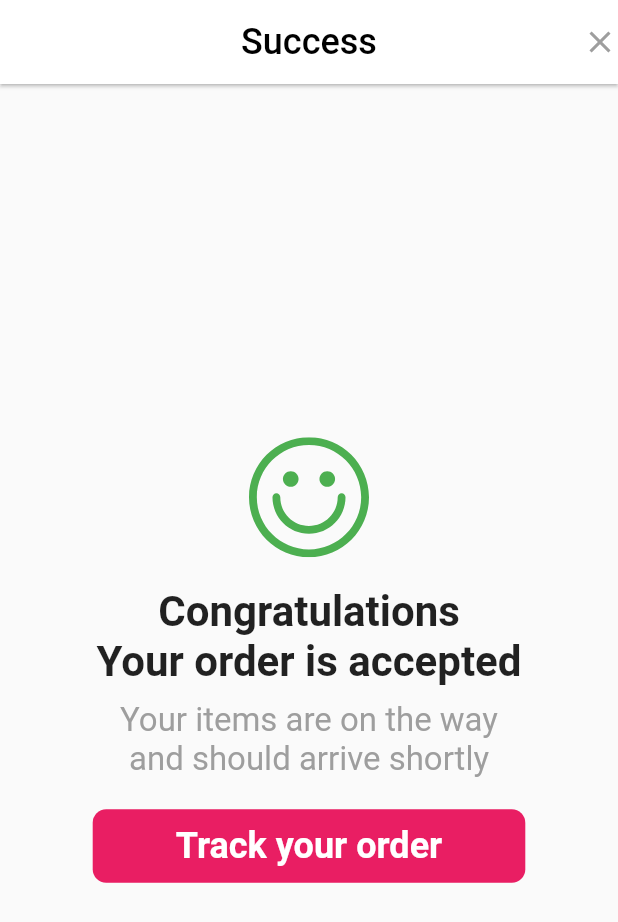
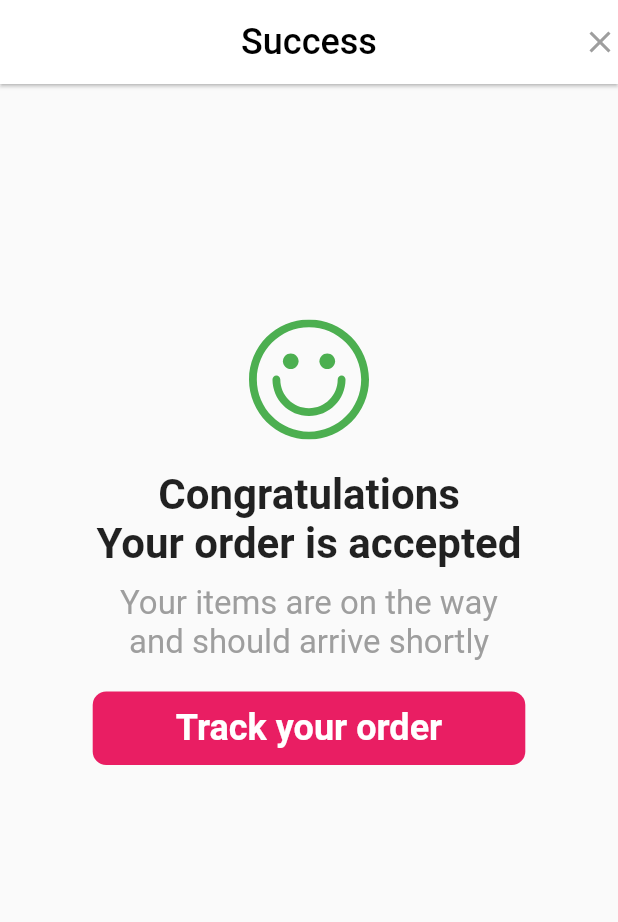
Before and after one commit to DynamoUltima/Sassty, a Flutter app: the OrderSucessPage screen opened directly, on a phone screen of 412 x 824 dp. Shown: the top 922 px of the screen. Run offline on Flutter 3.47's test engine with Material 2 defaults, Android fonts, the phone set to English and light mode, and no system bars; our stand-ins replace carousel_slider, flutter_svg; missing offline and left inert: flutter_number_picker; network calls fail.

Commit message:
order success

```diff
--- a/lib/pages/order_pages/order_sucess.dart
+++ b/lib/pages/order_pages/order_sucess.dart
@@ -1,5 +1,6 @@
 import 'package:flutter/material.dart';
 import 'package:flutter_svg/flutter_svg.dart';
+import 'package:sassty/pages/home.dart';
 
 class OrderSucessPage extends StatefulWidget {
   const OrderSucessPage({Key? key}) : super(key: key);
@@ -14,14 +15,25 @@ class _OrderSucessPageState extends State<OrderSucessPage> {
     double screenWidth = MediaQuery.of(context).size.width;
     return Scaffold(
       appBar: AppBar(
-        title: Text('Success',style: TextStyle(color: Colors.black,fontSize: 24),),
+        title: Text(
+          'Success',
+          style: TextStyle(color: Colors.black, fontSize: 24),
+        ),
         centerTitle: true,
         backgroundColor: Colors.white,
         automaticallyImplyLeading: false,
         elevation: 1,
         actions: [
-          Icon(Icons.clear,color: Colors.grey,)
-
+          GestureDetector(
+            onTap: () {
+              Navigator.of(context)
+                  .pushReplacement(MaterialPageRoute(builder: (context) => HomePage()));
+            },
+            child: Icon(
+              Icons.clear,
+              color: Colors.grey,
+            ),
+          )
         ],
       ),
       body: Container(
@@ -50,8 +62,14 @@ class _OrderSucessPageState extends State<OrderSucessPage> {
               SizedBox(
                 height: 10,
               ),
-              Text('Your items are on the way',style: TextStyle(color: Colors.grey,fontSize: 22),),
-              Text('and should arrive shortly',style: TextStyle(color: Colors.grey,fontSize: 22),),
+              Text(
+                'Your items are on the way',
+                style: TextStyle(color: Colors.grey, fontSize: 22),
+              ),
+              Text(
+                'and should arrive shortly',
+                style: TextStyle(color: Colors.grey, fontSize: 22),
+              ),
               SizedBox(height: 20),
               SizedBox(
                 width: screenWidth * 0.7,
@@ -81,7 +99,9 @@ class _OrderSucessPageState extends State<OrderSucessPage> {
                   ),
                 ),
               ),
-              Spacer()
+              Spacer(
+                flex: 2,
+              )
             ],
           ),
         ),
```
Also changed, not shown: lib/main.dart (+13 -13 lines), lib/pages/home.dart (+10 -0 lines).
